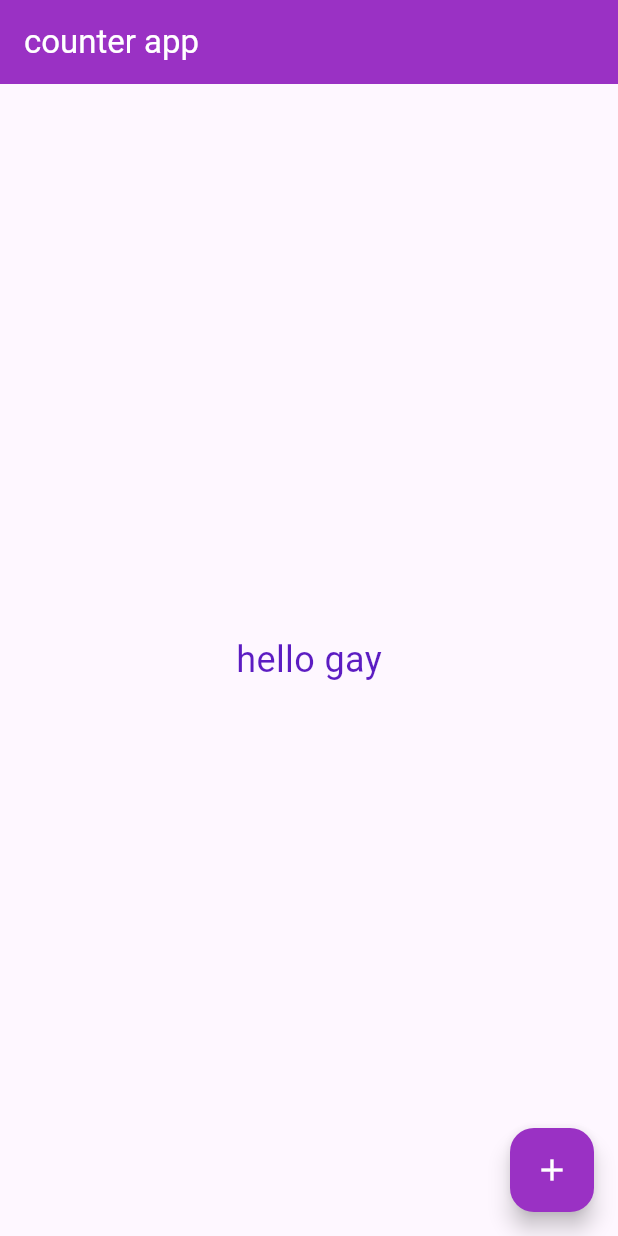
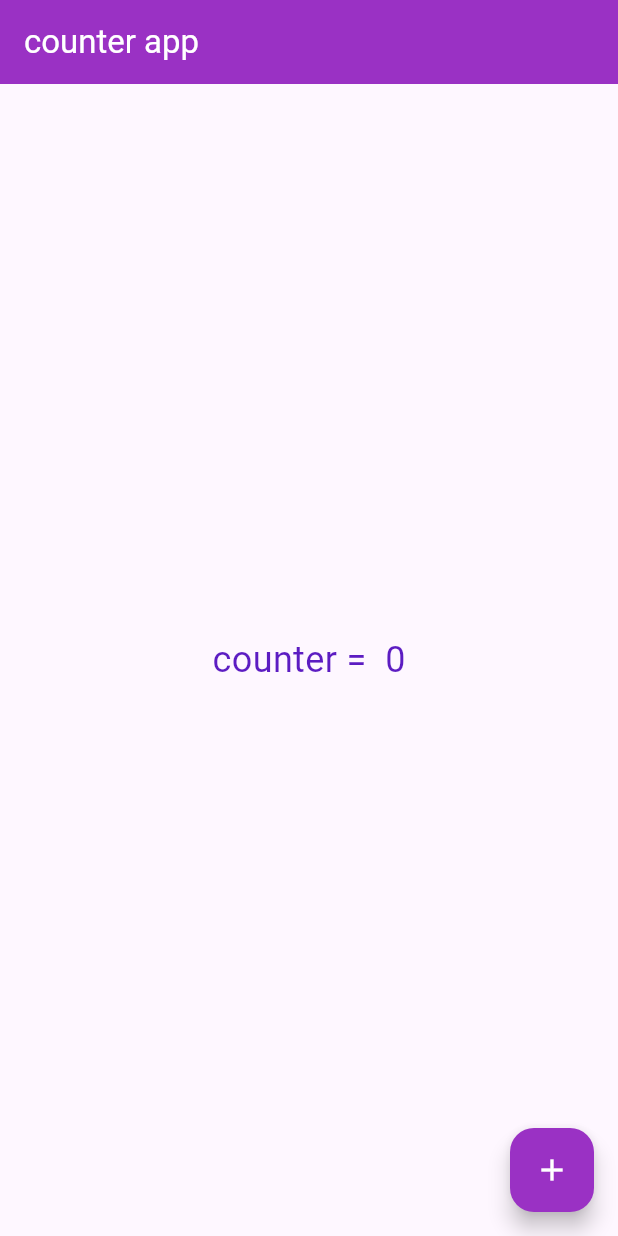
Before and after one commit to 6631501193-blip/flutter_application_, a Flutter app: the screen it shows after launch, on a phone screen of 412 x 824 dp. Run offline on Flutter 3.47's test engine with Material 3 defaults, Android fonts, the phone set to English and light mode, and no system bars.

Commit message:
Complete the counter

```diff
--- a/lib/week04/counter.dart
+++ b/lib/week04/counter.dart
@@ -9,7 +9,7 @@ class Counter extends StatefulWidget {
 
 class _CounterState extends State<Counter> {
   // state variables
-  String message = 'hello gay';
+  int count = 0;
   @override
   Widget build(BuildContext context) {
     return Scaffold(
@@ -19,7 +19,7 @@ class _CounterState extends State<Counter> {
         ),
         body: Center(
           child: Text(
-            message,
+           'counter =  $count',
             style: TextStyle(
               fontSize: 24,
               color: const Color.fromARGB(255, 92, 28, 194),
@@ -30,11 +30,7 @@ class _CounterState extends State<Counter> {
           onPressed: (){
             // debugPrint('test');
             setState(() {
-             if (message == 'hello me'){
-              message = 'hello me';}
-              else{
-                message = 'hello gay';
-              }
+             count++;
             });
           },
           backgroundColor: Color.fromARGB(255, 154, 49, 196),
```
